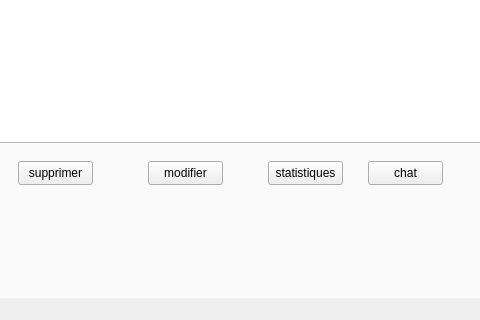
Old version of the form mainwindow.ui in the repository ProjetCPP-S2-2A15/projetcpp2a15-smart-consulting; both pictures show x 462 to 942 and y 269 to 589 of the 1023 by 589 pixel window.
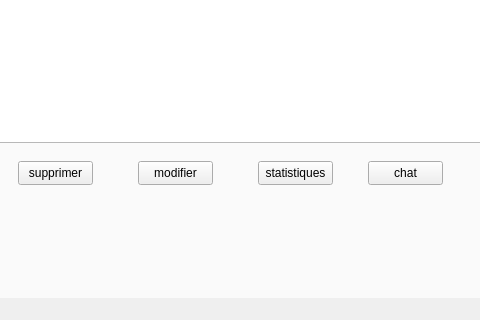
New version of the form.

```diff
--- a/mainwindow.ui
+++ b/mainwindow.ui
@@ -599,7 +599,7 @@
    <widget class="QPushButton" name="pushButton_10">
     <property name="geometry">
      <rect>
-      <x>610</x>
+      <x>600</x>
       <y>430</y>
       <width>75</width>
       <height>24</height>
@@ -615,7 +615,7 @@
    <widget class="QPushButton" name="pushButton_3">
     <property name="geometry">
      <rect>
-      <x>730</x>
+      <x>720</x>
       <y>430</y>
       <width>75</width>
       <height>24</height>
```
